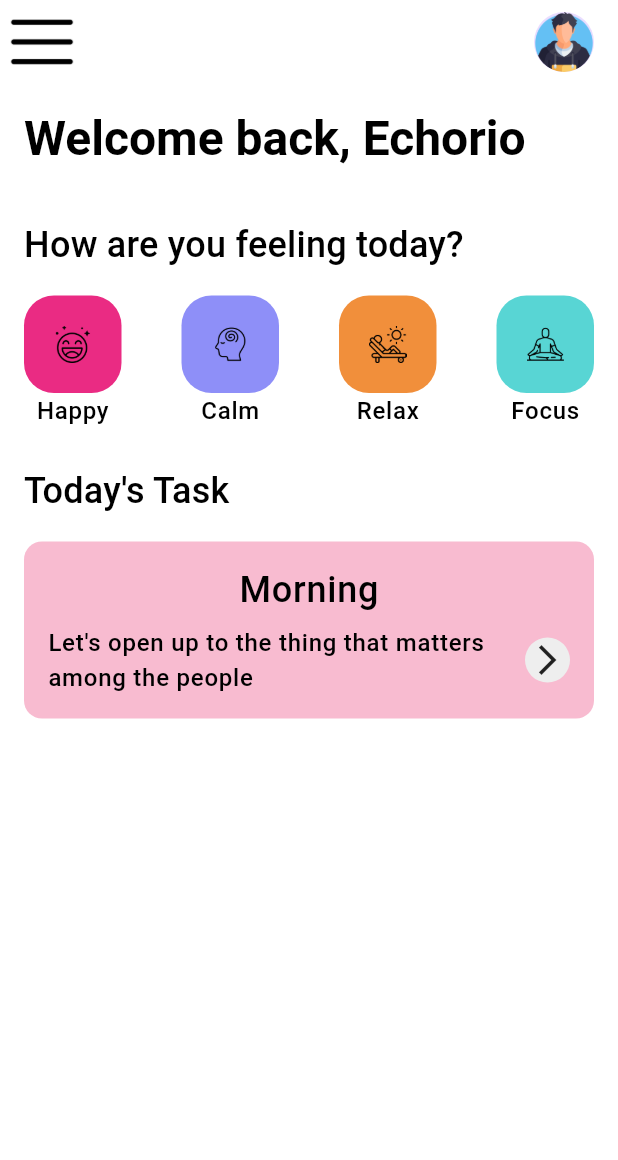
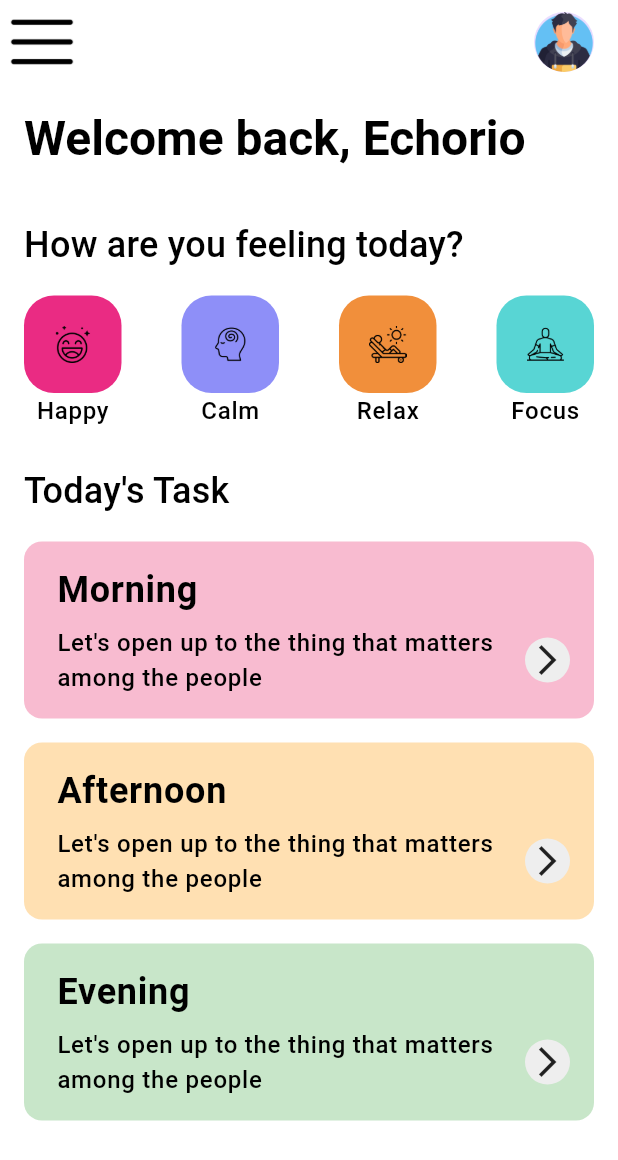
Before and after one commit to MinhNK251/Flutter-Mental-Health, a Flutter app: the screen it shows after launch, on a phone screen of 412 x 824 dp. Shown: the top 1160 px of the screen. Run offline on Flutter 3.47's test engine with Material 3 defaults, Android fonts, the phone set to English and light mode, and no system bars; our stand-ins replace google_fonts.

Commit message:
Update UI, Install flutter_bloc

```diff
--- a/mental_health_app/lib/features/meditation/presentation/pages/meditation_screen.dart
+++ b/mental_health_app/lib/features/meditation/presentation/pages/meditation_screen.dart
@@ -56,6 +56,16 @@ class MeditationScreen extends StatelessWidget {
                   title: 'Morning',
                   description: 'Let\'s open up to the thing that matters among the people',
                   color: DefaultColors.task1),
+              SizedBox(height: 16,),
+              TaskCard(
+                  title: 'Afternoon',
+                  description: 'Let\'s open up to the thing that matters among the people',
+                  color: DefaultColors.task2),
+              SizedBox(height: 16,),
+              TaskCard(
+                  title: 'Evening',
+                  description: 'Let\'s open up to the thing that matters among the people',
+                  color: DefaultColors.task3),
             ],
           ),
         ),
--- a/mental_health_app/lib/features/meditation/presentation/widgets/task_card.dart
+++ b/mental_health_app/lib/features/meditation/presentation/widgets/task_card.dart
@@ -14,13 +14,18 @@ class TaskCard extends StatelessWidget {
         color: color,
         borderRadius: BorderRadius.circular(12),
       ),
+      child: Row(
+        children: [
+          SizedBox(width: 6,),
+          Expanded(
             child: Column(
-        children: [
-          Column(
+              crossAxisAlignment: CrossAxisAlignment.start,
               children: [
                 Text(
                   title,
-                style: Theme.of(context).textTheme.labelMedium,
+                  style: Theme.of(context).textTheme.labelMedium!.copyWith(
+                    fontWeight: FontWeight.bold,
+                  ),
                 ),
                 SizedBox(height: 8,),
                 Row(
@@ -44,6 +49,7 @@ class TaskCard extends StatelessWidget {
                 ),
               ],
             ),
+          ),
         ],
       )
     );
--- a/mental_health_app/pubspec.yaml
+++ b/mental_health_app/pubspec.yaml
@@ -35,6 +35,7 @@ dependencies:
   # Use with the CupertinoIcons class for iOS style icons.
   cupertino_icons: ^1.0.8
   google_fonts: 6.3.0
+  flutter_bloc: ^9.1.1
 
 dev_dependencies:
   flutter_test:
```
Also changed, not shown: mental_health_app/lib/main.dart (+44 -44 lines). Lines whose indentation alone changed are shown as unchanged.
